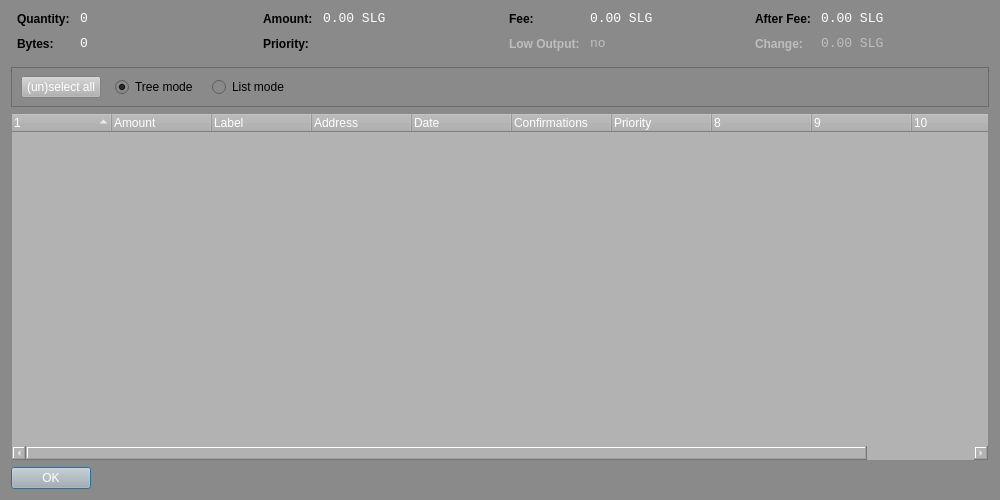
Qt form src/qt/forms/coincontroldialog.ui (Sterlingcoin/Sterlingcoin-1.6.2.0-Release) before a commit.
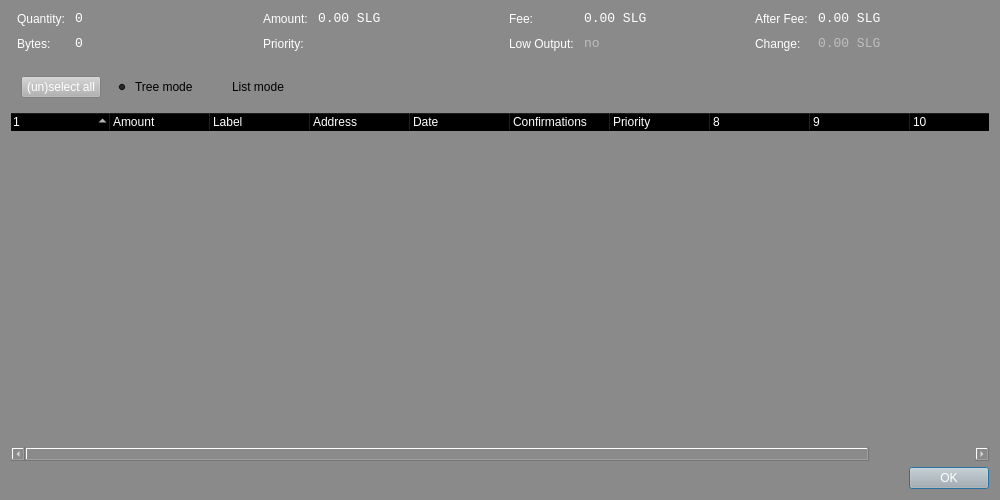
The same form after that commit. Custom widgets are drawn as their Qt base class.

Patch:
```diff
--- a/src/qt/forms/coincontroldialog.ui
+++ b/src/qt/forms/coincontroldialog.ui
@@ -460,7 +460,7 @@
           <bool>false</bool>
          </property>
          <property name="styleSheet">
-          <string notr="true">font-weight:bold;</string>
+          <string notr="true">background: transparent; color: rgb(255,255,255);</string>
          </property>
          <property name="text">
           <string>Quantity:</string>
@@ -619,7 +619,7 @@
           <bool>false</bool>
          </property>
          <property name="styleSheet">
-          <string notr="true">font-weight:bold;</string>
+          <string notr="true">background: transparent; color: rgb(255,255,255);</string>
          </property>
          <property name="text">
           <string>Bytes:</string>
@@ -794,7 +794,7 @@
           <bool>false</bool>
          </property>
          <property name="styleSheet">
-          <string notr="true">font-weight:bold;</string>
+          <string notr="true">background: transparent; color: rgb(255,255,255);</string>
          </property>
          <property name="text">
           <string>Amount:</string>
@@ -953,7 +953,7 @@
           <bool>false</bool>
          </property>
          <property name="styleSheet">
-          <string notr="true">font-weight:bold;</string>
+          <string notr="true">background: transparent; color: rgb(255,255,255);</string>
          </property>
          <property name="text">
           <string>Priority:</string>
@@ -1128,7 +1128,7 @@
           <bool>false</bool>
          </property>
          <property name="styleSheet">
-          <string notr="true">font-weight:bold;</string>
+          <string notr="true">background: transparent; color: rgb(255,255,255);</string>
          </property>
          <property name="text">
           <string>Fee:</string>
@@ -1290,7 +1290,7 @@
           <bool>false</bool>
          </property>
          <property name="styleSheet">
-          <string notr="true">font-weight:bold;</string>
+          <string notr="true">background: transparent; color: rgb(255,255,255);</string>
          </property>
          <property name="text">
           <string>Low Output:</string>
@@ -1468,7 +1468,7 @@
           <bool>false</bool>
          </property>
          <property name="styleSheet">
-          <string notr="true">font-weight:bold;</string>
+          <string notr="true">background: transparent; color: rgb(255,255,255);</string>
          </property>
          <property name="text">
           <string>After Fee:</string>
@@ -1657,7 +1657,7 @@
           <bool>false</bool>
          </property>
          <property name="styleSheet">
-          <string notr="true">font-weight:bold;</string>
+          <string notr="true">background: transparent; color: rgb(255,255,255);</string>
          </property>
          <property name="text">
           <string>Change:</string>
@@ -1828,6 +1828,15 @@
      <property name="palette">
       <palette>
        <active>
+        <colorrole role="Button">
+         <brush brushstyle="SolidPattern">
+          <color alpha="0">
+           <red>0</red>
+           <green>0</green>
+           <blue>0</blue>
+          </color>
+         </brush>
+        </colorrole>
         <colorrole role="ButtonText">
          <brush brushstyle="SolidPattern">
           <color alpha="255">
@@ -1837,8 +1846,35 @@
           </color>
          </brush>
         </colorrole>
+        <colorrole role="Base">
+         <brush brushstyle="SolidPattern">
+          <color alpha="0">
+           <red>0</red>
+           <green>0</green>
+           <blue>0</blue>
+          </color>
+         </brush>
+        </colorrole>
+        <colorrole role="Window">
+         <brush brushstyle="SolidPattern">
+          <color alpha="0">
+           <red>0</red>
+           <green>0</green>
+           <blue>0</blue>
+          </color>
+         </brush>
+        </colorrole>
        </active>
        <inactive>
+        <colorrole role="Button">
+         <brush brushstyle="SolidPattern">
+          <color alpha="0">
+           <red>0</red>
+           <green>0</green>
+           <blue>0</blue>
+          </color>
+         </brush>
+        </colorrole>
         <colorrole role="ButtonText">
          <brush brushstyle="SolidPattern">
           <color alpha="255">
@@ -1848,8 +1884,35 @@
           </color>
          </brush>
         </colorrole>
+        <colorrole role="Base">
+         <brush brushstyle="SolidPattern">
+          <color alpha="0">
+           <red>0</red>
+           <green>0</green>
+           <blue>0</blue>
+          </color>
+         </brush>
+        </colorrole>
+        <colorrole role="Window">
+         <brush brushstyle="SolidPattern">
+          <color alpha="0">
+           <red>0</red>
+           <green>0</green>
+           <blue>0</blue>
+          </color>
+         </brush>
+        </colorrole>
        </inactive>
        <disabled>
+        <colorrole role="Button">
+         <brush brushstyle="SolidPattern">
+          <color alpha="0">
+           <red>0</red>
+           <green>0</green>
+           <blue>0</blue>
+          </color>
+         </brush>
+        </colorrole>
         <colorrole role="ButtonText">
          <brush brushstyle="SolidPattern">
           <color alpha="255">
@@ -1859,14 +1922,35 @@
           </color>
          </brush>
         </colorrole>
+        <colorrole role="Base">
+         <brush brushstyle="SolidPattern">
+          <color alpha="0">
+           <red>0</red>
+           <green>0</green>
+           <blue>0</blue>
+          </color>
+         </brush>
+        </colorrole>
+        <colorrole role="Window">
+         <brush brushstyle="SolidPattern">
+          <color alpha="0">
+           <red>0</red>
+           <green>0</green>
+           <blue>0</blue>
+          </color>
+         </brush>
+        </colorrole>
        </disabled>
       </palette>
      </property>
+     <property name="styleSheet">
+      <string notr="true">background: transparent;</string>
+     </property>
      <property name="frameShape">
-      <enum>QFrame::StyledPanel</enum>
+      <enum>QFrame::NoFrame</enum>
      </property>
      <property name="frameShadow">
-      <enum>QFrame::Sunken</enum>
+      <enum>QFrame::Plain</enum>
      </property>
      <widget class="QWidget" name="horizontalLayoutWidget">
       <property name="geometry">
@@ -2082,7 +2166,7 @@
           <bool>false</bool>
          </property>
          <property name="styleSheet">
-          <string notr="true">background-color: rgb(138, 138, 138);</string>
+          <string notr="true">background: transparent;</string>
          </property>
          <property name="text">
           <string>Tree mode</string>
@@ -2104,7 +2188,7 @@
           <bool>false</bool>
          </property>
          <property name="styleSheet">
-          <string notr="true">background-color: rgb(138, 138, 138);</string>
+          <string notr="true">background: transparent;</string>
          </property>
          <property name="text">
           <string>List mode</string>
@@ -2144,10 +2228,10 @@
         </colorrole>
         <colorrole role="Button">
          <brush brushstyle="SolidPattern">
-          <color alpha="255">
-           <red>178</red>
-           <green>178</green>
-           <blue>178</blue>
+          <color alpha="0">
+           <red>0</red>
+           <green>0</green>
+           <blue>0</blue>
           </color>
          </brush>
         </colorrole>
@@ -2215,20 +2299,20 @@
          </brush>
         </colorrole>
         <colorrole role="Base">
-         <brush brushstyle="SolidPattern">
+         <brush brushstyle="NoBrush">
           <color alpha="255">
-           <red>178</red>
-           <green>178</green>
-           <blue>178</blue>
+           <red>0</red>
+           <green>0</green>
+           <blue>0</blue>
           </color>
          </brush>
         </colorrole>
         <colorrole role="Window">
          <brush brushstyle="SolidPattern">
-          <color alpha="255">
-           <red>178</red>
-           <green>178</green>
-           <blue>178</blue>
+          <color alpha="0">
+           <red>0</red>
+           <green>0</green>
+           <blue>0</blue>
           </color>
          </brush>
         </colorrole>
@@ -2281,10 +2365,10 @@
         </colorrole>
         <colorrole role="Button">
          <brush brushstyle="SolidPattern">
-          <color alpha="255">
-           <red>178</red>
-           <green>178</green>
-           <blue>178</blue>
+          <color alpha="0">
+           <red>0</red>
+           <green>0</green>
+           <blue>0</blue>
           </color>
          </brush>
         </colorrole>
@@ -2352,20 +2436,20 @@
          </brush>
         </colorrole>
         <colorrole role="Base">
-         <brush brushstyle="SolidPattern">
+         <brush brushstyle="NoBrush">
           <color alpha="255">
-           <red>178</red>
-           <green>178</green>
-           <blue>178</blue>
+           <red>0</red>
+           <green>0</green>
+           <blue>0</blue>
           </color>
          </brush>
         </colorrole>
         <colorrole role="Window">
          <brush brushstyle="SolidPattern">
-          <color alpha="255">
-           <red>178</red>
-           <green>178</green>
-           <blue>178</blue>
+          <color alpha="0">
+           <red>0</red>
+           <green>0</green>
+           <blue>0</blue>
           </color>
          </brush>
         </colorrole>
@@ -2418,10 +2502,10 @@
         </colorrole>
         <colorrole role="Button">
          <brush brushstyle="SolidPattern">
-          <color alpha="255">
-           <red>178</red>
-           <green>178</green>
-           <blue>178</blue>
+          <color alpha="0">
+           <red>0</red>
+           <green>0</green>
+           <blue>0</blue>
           </color>
          </brush>
         </colorrole>
@@ -2489,20 +2573,20 @@
          </brush>
         </colorrole>
         <colorrole role="Base">
-         <brush brushstyle="SolidPattern">
+         <brush brushstyle="NoBrush">
           <color alpha="255">
-           <red>178</red>
-           <green>178</green>
-           <blue>178</blue>
+           <red>0</red>
+           <green>0</green>
+           <blue>0</blue>
           </color>
          </brush>
         </colorrole>
         <colorrole role="Window">
          <brush brushstyle="SolidPattern">
-          <color alpha="255">
-           <red>178</red>
-           <green>178</green>
-           <blue>178</blue>
+          <color alpha="0">
+           <red>0</red>
+           <green>0</green>
+           <blue>0</blue>
           </color>
          </brush>
         </colorrole>
@@ -2552,9 +2636,15 @@
       <bool>true</bool>
      </property>
      <property name="styleSheet">
-      <string notr="true">background-color: rgb(178, 178, 178);
+      <string notr="true">background: transparent;
 color: rgb(255,255,255);</string>
      </property>
+     <property name="frameShape">
+      <enum>QFrame::NoFrame</enum>
+     </property>
+     <property name="frameShadow">
+      <enum>QFrame::Plain</enum>
+     </property>
      <property name="sortingEnabled">
       <bool>false</bool>
      </property>
@@ -2807,9 +2897,11 @@
        </disabled>
       </palette>
      </property>
+     <property name="layoutDirection">
+      <enum>Qt::RightToLeft</enum>
+     </property>
      <property name="styleSheet">
-      <string notr="true">background-color: rgb(178, 178, 178);
-color: rgb(255,255,255);</string>
+      <string notr="true"/>
      </property>
      <property name="orientation">
       <enum>Qt::Horizontal</enum>
```
